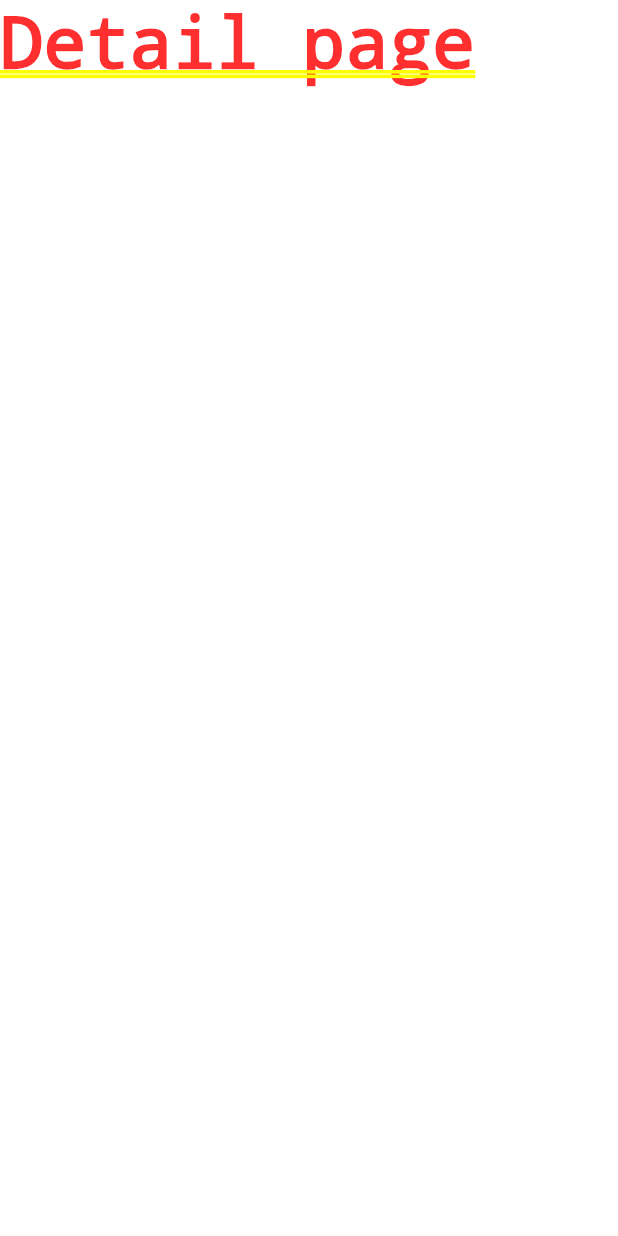
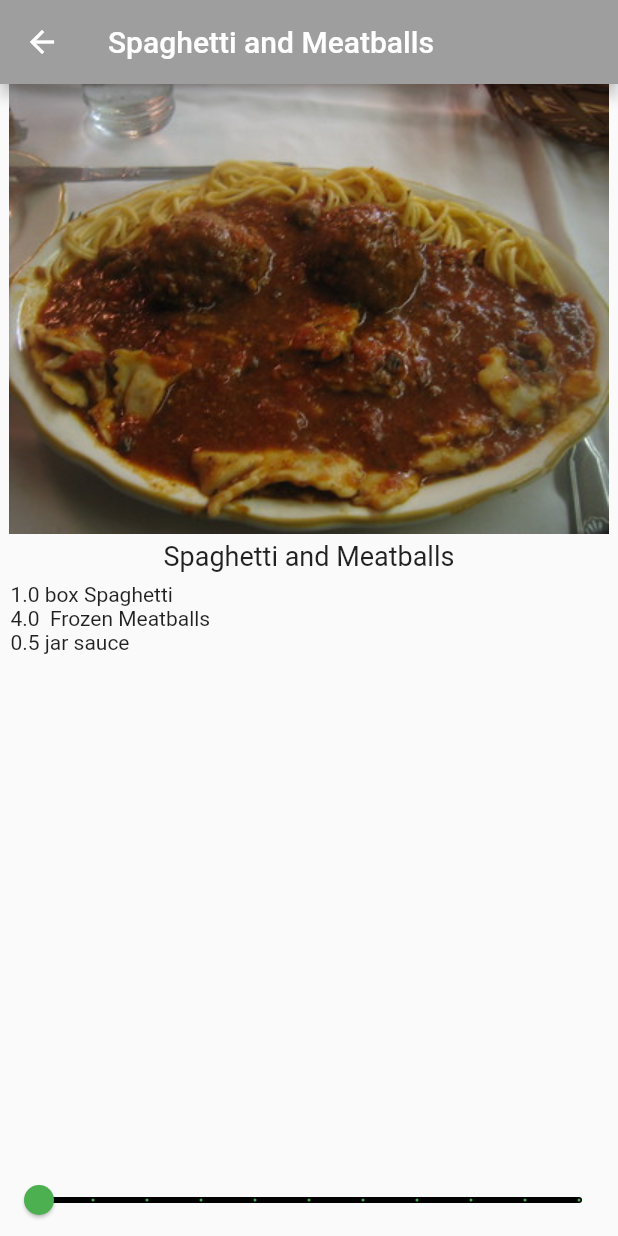
Before and after one commit to motaken/recipe_app, a Flutter app: the screen it shows after launch, after a tap on "Spaghetti and Meatballs", on a phone screen of 412 x 824 dp. Run offline on Flutter 3.47's test engine with Material 2 defaults, Android fonts, the phone set to English and light mode, and no system bars.

Commit message:
recipe_app完成

```diff
--- a/lib/main.dart
+++ b/lib/main.dart
@@ -1,6 +1,7 @@
 import 'package:flutter/material.dart';
 
 import 'recipe.dart';
+import 'recipe_detail.dart';
 
 void main() {
   runApp(const RecipeApp());
@@ -76,8 +77,7 @@
                   MaterialPageRoute(
                     builder: (context) {
                       // 10
-                      // TODO: Replace return with return RecipeDetail()
-                      return Text('Detail page');
+                      return RecipeDetail(recipe: Recipe.samples[index]);
                     },
                   ),
                 );
--- a/lib/recipe.dart
+++ b/lib/recipe.dart
@@ -1,38 +1,150 @@
 class Recipe {
   String label;
   String imageUrl;
-  // TODO: Add servings and ingredients here
+  int servings;
+  List<Ingredient> ingredients;
 
   Recipe(
     this.label,
     this.imageUrl,
+    this.servings,
+    this.ingredients,
   );
+
   static List<Recipe> samples = [
     Recipe(
       'Spaghetti and Meatballs',
       'assets/2126711929_ef763de2b3_w.jpg',
+      4,
+      [
+        Ingredient(
+          1,
+          'box',
+          'Spaghetti',
+        ),
+        Ingredient(
+          4,
+          '',
+          'Frozen Meatballs',
+        ),
+        Ingredient(
+          0.5,
+          'jar',
+          'sauce',
+        ),
+      ],
     ),
     Recipe(
       'Tomato Soup',
       'assets/27729023535_a57606c1be.jpg',
+      2,
+      [
+        Ingredient(
+          1,
+          'can',
+          'Tomato Soup',
+        ),
+      ],
     ),
     Recipe(
       'Grilled Cheese',
       'assets/3187380632_5056654a19_b.jpg',
+      1,
+      [
+        Ingredient(
+          2,
+          'slices',
+          'Cheese',
+        ),
+        Ingredient(
+          2,
+          'slices',
+          'Bread',
+        ),
+      ],
     ),
     Recipe(
       'Chocolate Chip Cookies',
       'assets/15992102771_b92f4cc00a_b.jpg',
+      24,
+      [
+        Ingredient(
+          4,
+          'cups',
+          'flour',
+        ),
+        Ingredient(
+          2,
+          'cups',
+          'sugar',
+        ),
+        Ingredient(
+          0.5,
+          'cups',
+          'chocolate chips',
+        ),
+      ],
     ),
     Recipe(
       'Taco Salad',
       'assets/8533381643_a31a99e8a6_c.jpg',
+      1,
+      [
+        Ingredient(
+          4,
+          'oz',
+          'nachos',
+        ),
+        Ingredient(
+          3,
+          'oz',
+          'taco meat',
+        ),
+        Ingredient(
+          0.5,
+          'cup',
+          'cheese',
+        ),
+        Ingredient(
+          0.25,
+          'cup',
+          'chopped tomatoes',
+        ),
+      ],
     ),
     Recipe(
       'Hawaiian Pizza',
       'assets/15452035777_294cefced5_c.jpg',
+      4,
+      [
+        Ingredient(
+          1,
+          'item',
+          'pizza',
+        ),
+        Ingredient(
+          1,
+          'cup',
+          'pineapple',
+        ),
+        Ingredient(
+          8,
+          'oz',
+          'ham',
+        ),
+      ],
     ),
   ];
 }
 
-// TODO: Add Ingredient() here
+class Ingredient {
+  double quantity;
+  String measure;
+  String name;
+
+  Ingredient(
+    this.quantity,
+    this.measure,
+    this.name,
+  );
+}
--- /dev/null
+++ b/lib/recipe_detail.dart
@@ -0,0 +1,90 @@
+import 'package:flutter/material.dart';
+
+import 'recipe.dart';
+
+class RecipeDetail extends StatefulWidget {
+  final Recipe recipe;
+
+  const RecipeDetail({
+    Key? key,
+    required this.recipe,
+  }) : super(key: key);
+
+  @override
+  _RecipeDetailState createState() {
+    return _RecipeDetailState();
+  }
+}
+
+class _RecipeDetailState extends State<RecipeDetail> {
+  int _sliderVal = 1;
+
+  @override
+  Widget build(BuildContext context) {
+    // 1
+    return Scaffold(
+      appBar: AppBar(
+        title: Text(widget.recipe.label),
+      ),
+      // 2
+      body: SafeArea(
+        // 3
+        child: Column(
+          children: <Widget>[
+            // 4
+            SizedBox(
+              height: 300,
+              width: double.infinity,
+              child: Image(
+                image: AssetImage(widget.recipe.imageUrl),
+              ),
+            ),
+            // 5
+            const SizedBox(
+              height: 4,
+            ),
+            // 6
+            Text(
+              widget.recipe.label,
+              style: const TextStyle(fontSize: 18),
+            ),
+            // 7
+            Expanded(
+              // 8
+              child: ListView.builder(
+                padding: const EdgeInsets.all(7.0),
+                itemCount: widget.recipe.ingredients.length,
+                itemBuilder: (BuildContext context, int index) {
+                  final ingredient = widget.recipe.ingredients[index];
+                  // 9
+                  return Text('${ingredient.quantity * _sliderVal} '
+                      '${ingredient.measure} '
+                      '${ingredient.name}');
+                },
+              ),
+            ),
+            Slider(
+              // 10
+              min: 1,
+              max: 10,
+              divisions: 10,
+              // 11
+              label: '${_sliderVal * widget.recipe.servings} servings',
+              // 12
+              value: _sliderVal.toDouble(),
+              // 13
+              onChanged: (newValue) {
+                setState(() {
+                  _sliderVal = newValue.round();
+                });
+              },
+              // 14
+              activeColor: Colors.green,
+              inactiveColor: Colors.black,
+            ),
+          ],
+        ),
+      ),
+    );
+  }
+}
```
